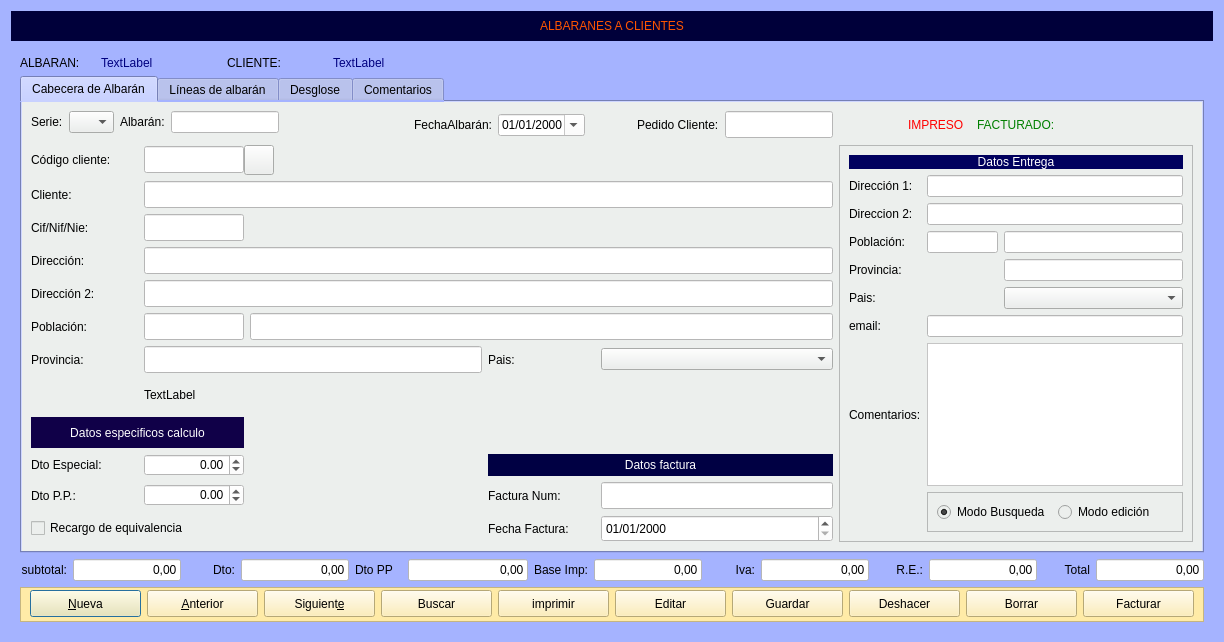
First picture: the form in Zona_Ventas/frmalbaran.ui, repository arcnexus/RedFoX, before the edit.
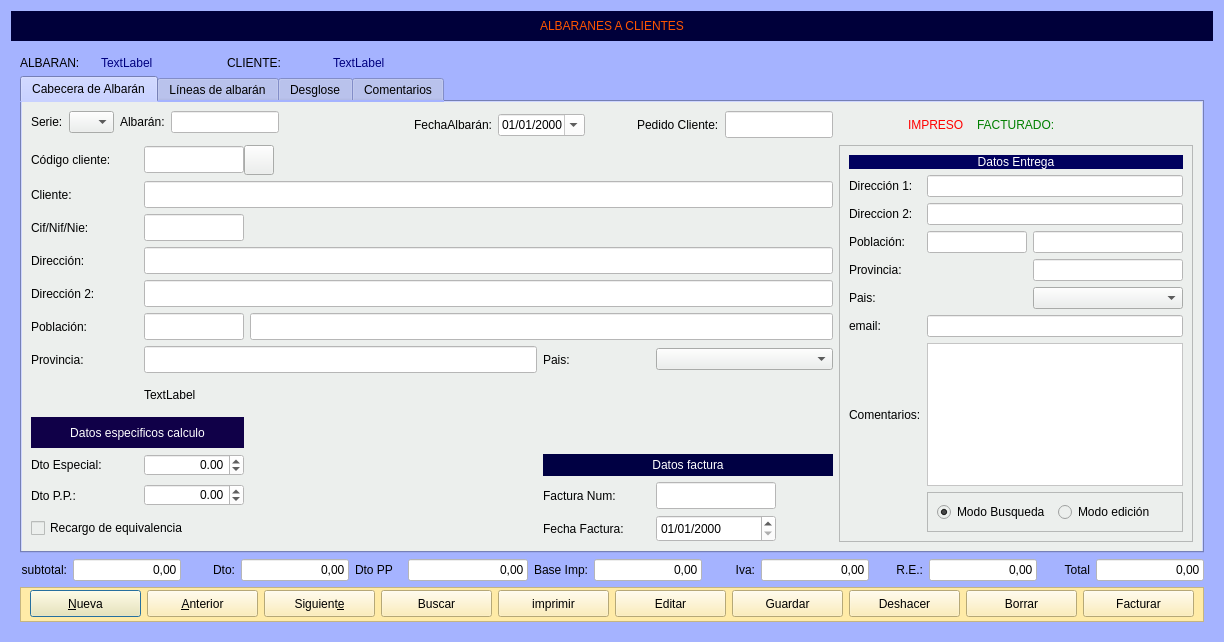
Second picture: the form after the edit. The open tabs and pages were chosen to show the change. Icons and pictures are not drawn.

```diff
--- a/Zona_Ventas/frmalbaran.ui
+++ b/Zona_Ventas/frmalbaran.ui
@@ -1391,6 +1391,12 @@
                  <height>27</height>
                 </size>
                </property>
+               <property name="maximumSize">
+                <size>
+                 <width>120</width>
+                 <height>16777215</height>
+                </size>
+               </property>
                <property name="styleSheet">
                 <string notr="true">background-color: rgb(255, 255, 255);</string>
                </property>
@@ -1410,6 +1416,12 @@
                  <height>27</height>
                 </size>
                </property>
+               <property name="maximumSize">
+                <size>
+                 <width>120</width>
+                 <height>16777215</height>
+                </size>
+               </property>
                <property name="styleSheet">
                 <string notr="true">background-color: rgb(255, 255, 255);</string>
                </property>
@@ -1502,9 +1514,15 @@
               </item>
               <item row="3" column="1">
                <widget class="QLineEdit" name="txtCp_entrega">
+                <property name="minimumSize">
+                 <size>
+                  <width>100</width>
+                  <height>0</height>
+                 </size>
+                </property>
                 <property name="maximumSize">
                  <size>
-                  <width>71</width>
+                  <width>100</width>
                   <height>16777215</height>
                  </size>
                 </property>
```
Left out of the diff: 2 changed lines with no effect on the pictures.
